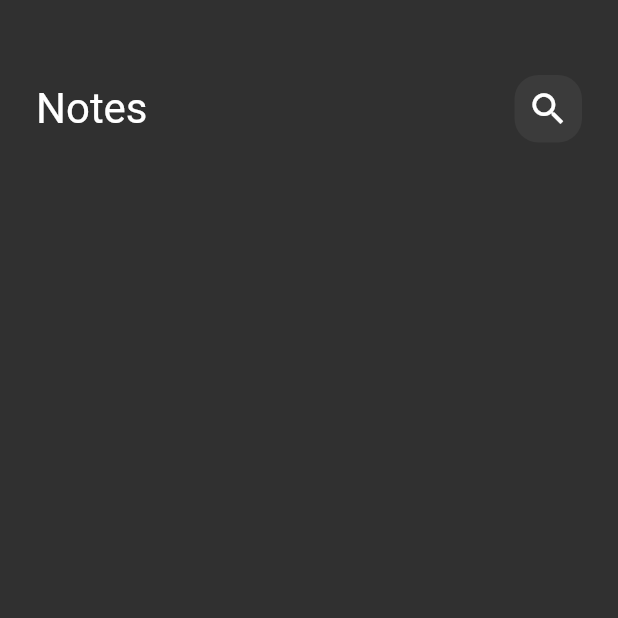
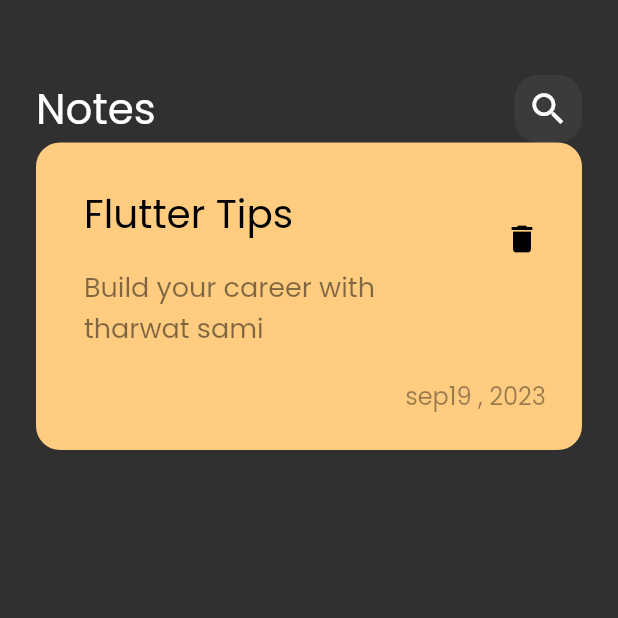
Before and after one commit to Hishamk99/notes_app, a Flutter app: the screen it shows after launch, on a phone screen of 412 x 824 dp, the top half of it. Run offline on Flutter 3.47's test engine with Material 2 defaults, Android fonts, the phone set to English and light mode, and no system bars.

Commit message:
create custom item

```diff
--- a/lib/main.dart
+++ b/lib/main.dart
@@ -11,7 +11,7 @@ class NotesApp extends StatelessWidget {
   @override
   Widget build(BuildContext context) {
     return MaterialApp(
-      theme: ThemeData.dark(),
+      theme: ThemeData(brightness: Brightness.dark , fontFamily: 'Poppins'),
       debugShowCheckedModeBanner: false,
       home: const NotesView(),
 
--- /dev/null
+++ b/lib/widgets/cutom_note_item.dart
@@ -0,0 +1,49 @@
+import 'package:flutter/material.dart';
+
+class NoteItem extends StatelessWidget {
+  const NoteItem({super.key});
+
+  @override
+  Widget build(BuildContext context) {
+    return Container(
+      padding: const EdgeInsets.only(top: 24, bottom: 24, left: 16),
+      decoration: BoxDecoration(
+        color: const Color(0xffffcc80),
+        borderRadius: BorderRadius.circular(16),
+      ),
+      child: Column(crossAxisAlignment: CrossAxisAlignment.end, children: [
+        ListTile(
+          title: const Text(
+            'Flutter Tips',
+            style: TextStyle(color: Colors.black, fontSize: 26),
+          ),
+          subtitle: Padding(
+            padding: const EdgeInsets.symmetric(vertical: 16),
+            child: Text(
+              'Build your career with tharwat sami',
+              style: TextStyle(
+                color: Colors.black.withOpacity(.5),
+                fontSize: 18,
+              ),
+            ),
+          ),
+          trailing: IconButton(
+            onPressed: () {},
+            icon: const Icon(
+              Icons.delete,
+              color: Colors.black,
+              size: 24,
+            ),
+          ),
+        ),
+        Padding(
+          padding: const EdgeInsets.only(right: 24),
+          child: Text(
+            'sep19 , 2023',
+            style: TextStyle(color: Colors.black.withOpacity(.4), fontSize: 16),
+          ),
+        ),
+      ]),
+    );
+  }
+}
--- a/lib/widgets/notes_view_body.dart
+++ b/lib/widgets/notes_view_body.dart
@@ -1,6 +1,7 @@
 import 'package:flutter/material.dart';
 
 import 'cutom_app_bar.dart';
+import 'cutom_note_item.dart';
 
 class NotesViewBody extends StatelessWidget {
   const NotesViewBody({super.key});
@@ -9,10 +10,13 @@ class NotesViewBody extends StatelessWidget {
   Widget build(BuildContext context) {
     return const Padding(
       padding: EdgeInsets.symmetric(horizontal: 24),
-      child:  Column(
-        children:  [
-          SizedBox(height: 50,),
+      child: Column(
+        children: [
+          SizedBox(
+            height: 50,
+          ),
           CustomAppBar(),
+          NoteItem(),
         ],
       ),
     );
```
Also changed, not shown: pubspec.yaml (+4 -11 lines), assets/fonts/Poppins-Regular.ttf (added).
